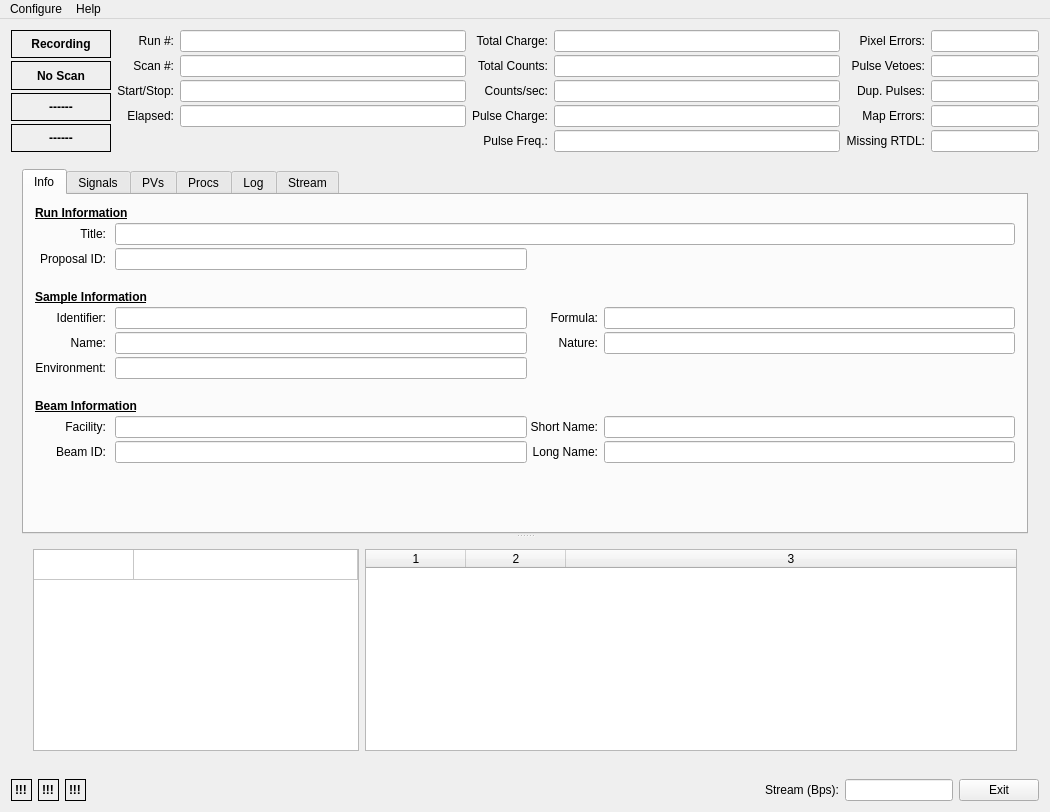
The window that dasmon/client/MainWindow.ui (ADARA-Neutrons/adara) describes before a commit, drawn with Qt 5.
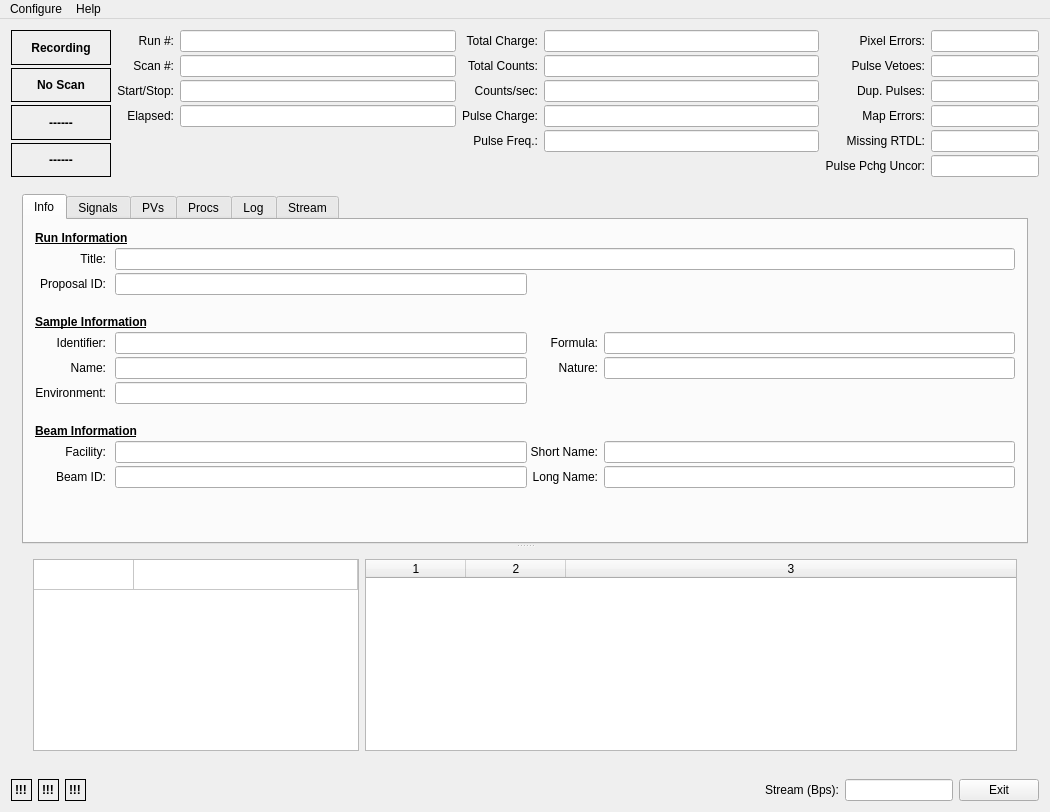
The same window after the commit.

Commit message: Add Pulse PCharge Uncorrected to DasMon Client... 	- new UI "pulsePchgUncorLabel" 		-> set from RunMetrics "m_pulse_pcharge_uncorrected" count 		-> new "label_48": "Pulse Pchg Uncor:" 			=> displayed in Row 7, Columns 5/6... ;-}

```diff
--- a/dasmon/client/MainWindow.ui
+++ b/dasmon/client/MainWindow.ui
@@ -276,6 +276,29 @@
           </property>
          </widget>
         </item>
+        <item row="7" column="5">
+         <widget class="QLabel" name="label_48">
+          <property name="text">
+           <string>Pulse Pchg Uncor:</string>
+          </property>
+          <property name="alignment">
+           <set>Qt::AlignRight|Qt::AlignTrailing|Qt::AlignVCenter</set>
+          </property>
+         </widget>
+        </item>
+        <item row="7" column="6">
+         <widget class="QLineEdit" name="pulsePchgUncorLabel">
+          <property name="sizePolicy">
+           <sizepolicy hsizetype="Minimum" vsizetype="Fixed">
+            <horstretch>0</horstretch>
+            <verstretch>0</verstretch>
+           </sizepolicy>
+          </property>
+          <property name="readOnly">
+           <bool>true</bool>
+          </property>
+         </widget>
+        </item>
         <item row="6" column="3">
          <widget class="QLabel" name="label_21">
           <property name="text">
```
The commit also changes 1 other file.
